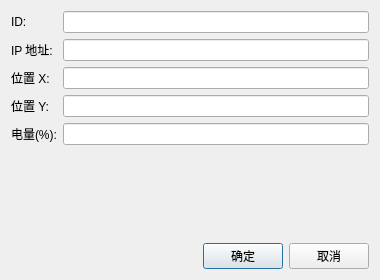
Before: the Qt Designer form Dialog/robotdialog.ui in Yukonila/AVGRobot, drawn with Qt 5.
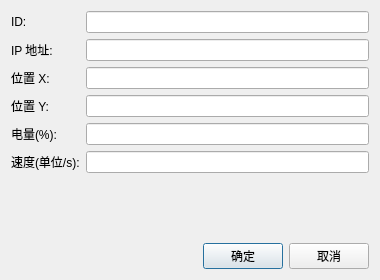
After: the same form once the commit is applied.

```diff
--- a/Dialog/robotdialog.ui
+++ b/Dialog/robotdialog.ui
@@ -66,6 +66,16 @@
      <item row="4" column="1">
       <widget class="QLineEdit" name="editBattery"/>
      </item>
+     <item row="5" column="0">
+      <widget class="QLabel" name="labelSpeed">
+       <property name="text">
+        <string>速度(单位/s):</string>
+       </property>
+      </widget>
+     </item>
+     <item row="5" column="1">
+      <widget class="QLineEdit" name="editSpeed"/>
+     </item>
     </layout>
    </item>
    <item>
```
